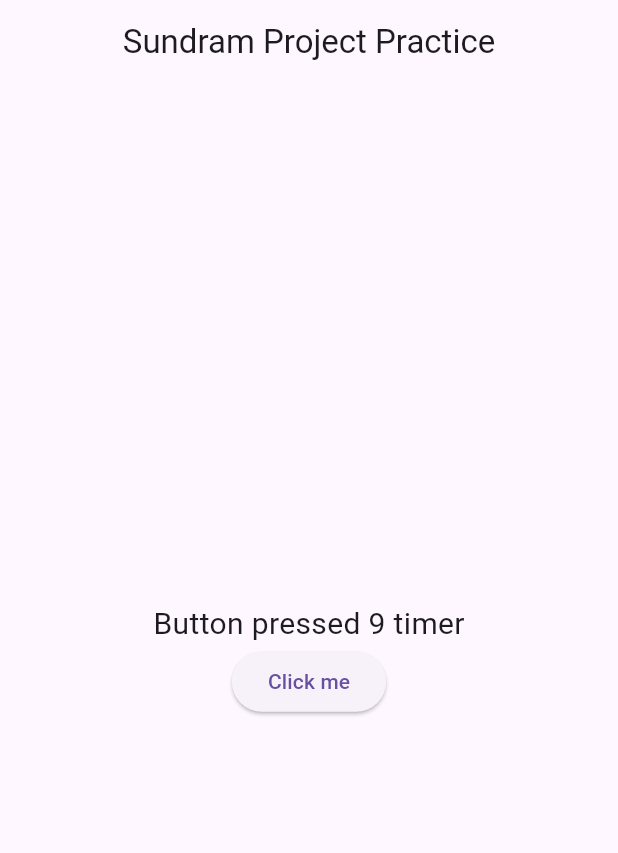
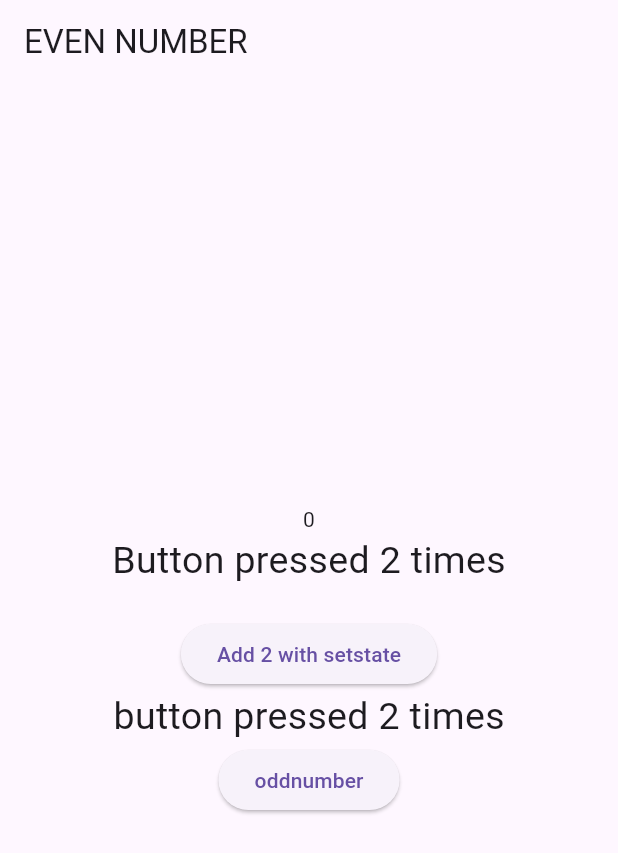
Before and after one commit to Sundarampal/sundramflutterpractice, a Flutter app: the screen it shows after launch, on a phone screen of 412 x 824 dp. Shown: the top 853 px of the screen. Run offline on Flutter 3.47's test engine with Material 3 defaults, Android fonts, the phone set to English and light mode, and no system bars.

Commit message:
evennumber and oddnumber
flutter multiply

```diff
--- a/lib/main.dart
+++ b/lib/main.dart
@@ -1,40 +1,69 @@
 import 'package:flutter/material.dart';
 
 void main() {
-  runApp(SundramApp());
+  runApp(SundaramApp());
 }
 
-class SundramApp extends StatelessWidget {
-  SundramApp({super.key});
-  int count = 9;
+
+class SundaramApp extends StatefulWidget {
+  const SundaramApp({super.key});
+
+  @override
+  State<SundaramApp> createState() => _SundaramAppState();
+}
+
+class _SundaramAppState extends State<SundaramApp> {
+  int n1=2,n2 = 2;
+  int result=0;
+void multiply()
+  {
+    result=n1*n2;
+}
   @override
   Widget build(BuildContext context) {
     return MaterialApp(
       home: Scaffold(
-        appBar: AppBar(
-          title: Text('Sundram Project Practice'),
-          centerTitle: true,
-        ),
+        appBar: AppBar(title: Text('EVEN NUMBER')),
         body: Center(
           child: Column(
             mainAxisAlignment: MainAxisAlignment.center,
             children: [
+              Text("$result"),
               Text(
-                'Button pressed $count timer',
-                style: TextStyle(fontSize: 20),
+                'Button pressed $n1 times',
+                style: TextStyle(fontSize: 25),
               ),
+
+              SizedBox(height: 20),
               ElevatedButton(
                 onPressed: () {
-                  print("I was clicked");
-                  count++;
-                  print(count);
+                  n1 += 2;
+                  multiply();
+                  setState(() {
+
+                  });
+
+
                 },
-                child: Text("Click me"),
+                child: Text('Add 2 with setstate'),
+              ),
+              Text('button pressed $n2 times', style: TextStyle(fontSize: 25)),
+              ElevatedButton(
+                onPressed: () {
+                  multiply();
+                  setState(() {
+                    n2 =n2+ 3;
+                  });
+
+
+
+                },
+                child: Text('oddnumber'),
+
               ),
             ],
           ),
         ),
       ),
     );
-  }
-}
+  }}
```
Also changed, not shown: 1 other file.
